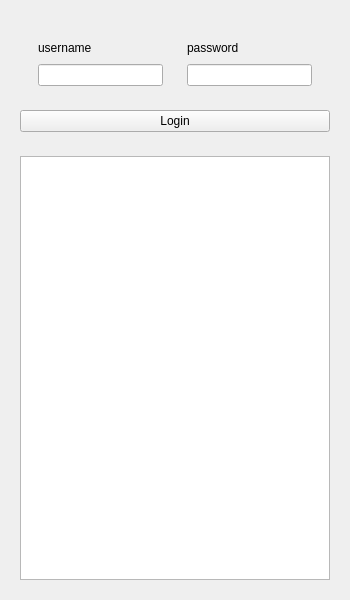
This is Widgets/BookieWidget.ui in ar1m4n/AllwaysWin as Qt 5 draws it before an edit. The edited form follows.
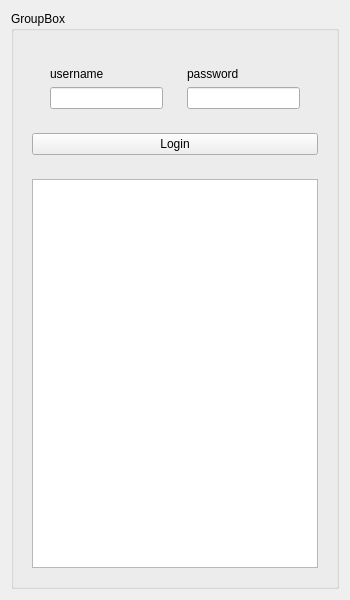
This is the edited form.

Commit message: Added only one bookie widget per type

Diff of the .ui file:
```diff
--- a/Widgets/BookieWidget.ui
+++ b/Widgets/BookieWidget.ui
@@ -25,7 +25,13 @@
   <property name="windowTitle">
    <string>Form</string>
   </property>
-  <layout class="QVBoxLayout" name="verticalLayout" stretch="2,3">
+  <layout class="QVBoxLayout" name="verticalLayout" stretch="0">
+   <item>
+    <widget class="QGroupBox" name="groupBox">
+     <property name="title">
+      <string>GroupBox</string>
+     </property>
+     <layout class="QVBoxLayout" name="verticalLayout_5">
    <item>
     <widget class="QWidget" name="widget" native="true">
      <property name="maximumSize">
@@ -95,6 +101,9 @@
      <layout class="QHBoxLayout" name="horizontalLayout">
       <item>
        <widget class="QTreeView" name="treeView"/>
+         </item>
+        </layout>
+       </widget>
       </item>
      </layout>
     </widget>
```
Lines whose indentation alone changed are shown as unchanged. The commit also changes 8 other files.
